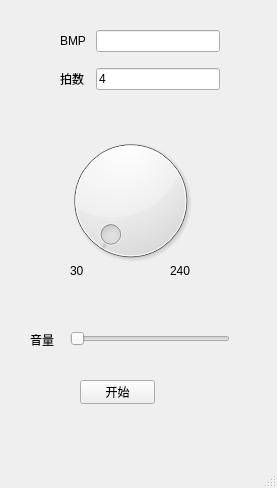
Old version of the form Metronome_mainWindow.ui in the repository reround/Metronome.
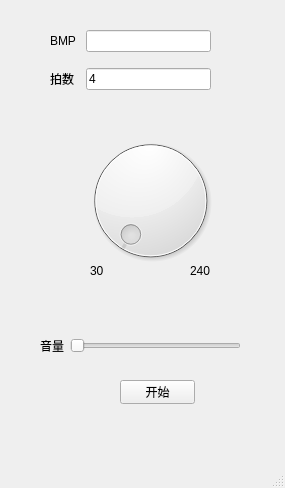
New version of the form.

Commit message: 优化UI

The edit to the form file:
```diff
--- a/Metronome_mainWindow.ui
+++ b/Metronome_mainWindow.ui
@@ -6,7 +6,7 @@
    <rect>
     <x>0</x>
     <y>0</y>
-    <width>277</width>
+    <width>285</width>
     <height>488</height>
    </rect>
   </property>
@@ -17,7 +17,7 @@
    <widget class="QDial" name="dial">
     <property name="geometry">
      <rect>
-      <x>60</x>
+      <x>80</x>
       <y>120</y>
       <width>141</width>
       <height>161</height>
@@ -27,7 +27,7 @@
    <widget class="QPushButton" name="pushButton_start">
     <property name="geometry">
      <rect>
-      <x>80</x>
+      <x>120</x>
       <y>380</y>
       <width>75</width>
       <height>24</height>
@@ -40,7 +40,7 @@
    <widget class="QLabel" name="label">
     <property name="geometry">
      <rect>
-      <x>70</x>
+      <x>90</x>
       <y>260</y>
       <width>31</width>
       <height>21</height>
@@ -53,7 +53,7 @@
    <widget class="QLabel" name="label_2">
     <property name="geometry">
      <rect>
-      <x>170</x>
+      <x>190</x>
       <y>260</y>
       <width>31</width>
       <height>21</height>
@@ -66,9 +66,9 @@
    <widget class="QWidget" name="gridLayoutWidget">
     <property name="geometry">
      <rect>
-      <x>60</x>
+      <x>50</x>
       <y>20</y>
-      <width>160</width>
+      <width>161</width>
       <height>80</height>
      </rect>
     </property>
@@ -99,28 +99,25 @@
      </item>
     </layout>
    </widget>
+   <widget class="QWidget" name="horizontalLayoutWidget">
+    <property name="geometry">
+     <rect>
+      <x>40</x>
+      <y>330</y>
+      <width>201</width>
+      <height>31</height>
+     </rect>
+    </property>
+    <layout class="QHBoxLayout" name="horizontalLayout">
+     <item>
    <widget class="QLabel" name="label_5">
-    <property name="geometry">
-     <rect>
-      <x>30</x>
-      <y>330</y>
-      <width>33</width>
-      <height>20</height>
-     </rect>
-    </property>
     <property name="text">
      <string>音量</string>
     </property>
    </widget>
+     </item>
+     <item>
    <widget class="QSlider" name="horizontalSlider_volume">
-    <property name="geometry">
-     <rect>
-      <x>70</x>
-      <y>330</y>
-      <width>160</width>
-      <height>18</height>
-     </rect>
-    </property>
     <property name="maximum">
      <number>100</number>
     </property>
@@ -128,6 +125,9 @@
      <enum>Qt::Horizontal</enum>
     </property>
    </widget>
+     </item>
+    </layout>
+   </widget>
   </widget>
   <widget class="QMenuBar" name="menubar">
    <property name="geometry">
```
Left out of the diff: 2 changed lines with no effect on the pictures. Lines whose indentation alone changed are shown as unchanged. The commit also changes 1 other file.
